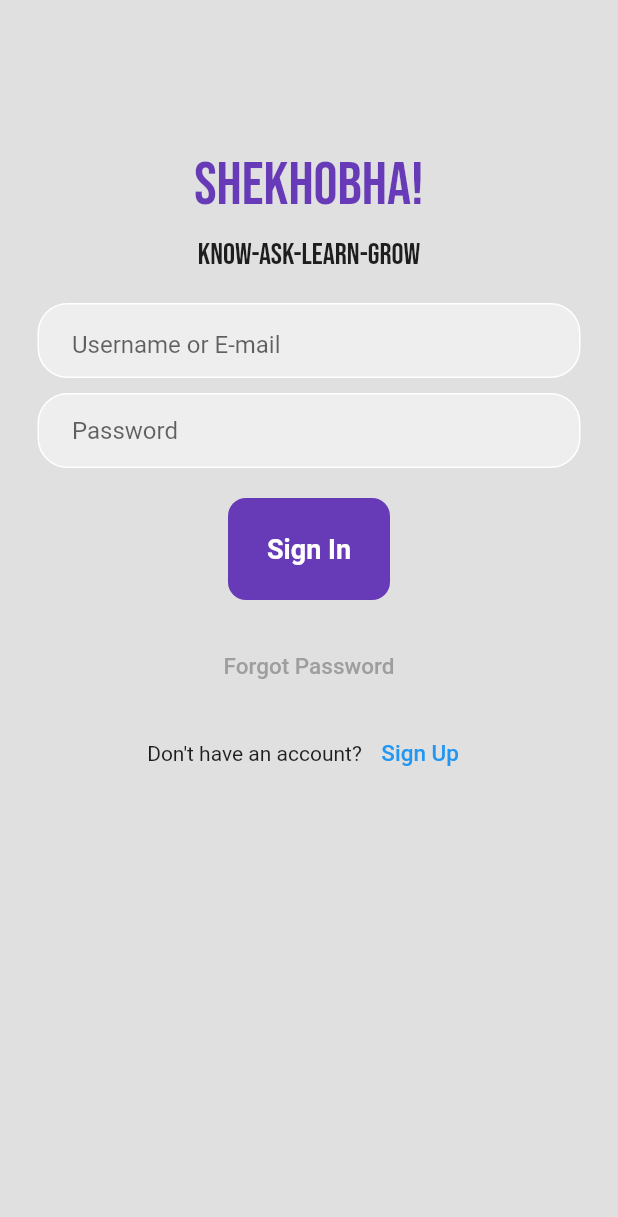
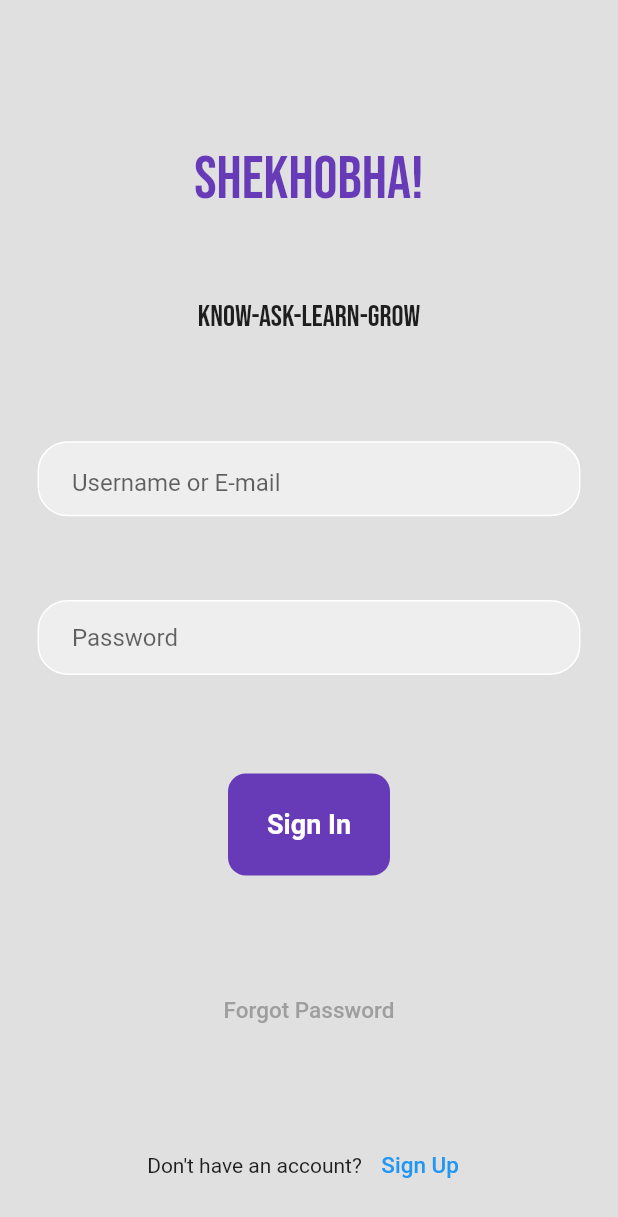
Before and after one commit to takrimchy/Educational-Application-ShekhoBhai-, a Flutter app: the screen it shows after launch, on a phone screen of 412 x 824 dp. Shown: the top 1217 px of the screen. Run offline on Flutter 3.47's test engine with Material 2 defaults, Android fonts, the phone set to English and light mode, and no system bars; our stand-ins replace google_fonts.

```diff
--- a/developer_side/lib/logIn.dart
+++ b/developer_side/lib/logIn.dart
@@ -17,9 +17,10 @@ class _lonInState extends State<lonIn> {
         body: SafeArea(
             child: Center(
            child: Column(
+             mainAxisAlignment: MainAxisAlignment.spaceEvenly,
              children:
             [
-              const SizedBox(height: 100,),
+              const SizedBox(height: 50,),
                Text(
                 'ShekhoBha!', style:
               GoogleFonts.bebasNeue(
@@ -36,7 +37,7 @@ class _lonInState extends State<lonIn> {
               ),
               ),
 
-              const SizedBox(height: 20),
+              const SizedBox(height: 25),
 
 
               //------------------- email text field-------------------
--- /dev/null
+++ b/developer_side/lib/signIn.dart
@@ -0,0 +1 @@
+import 'package:flutter/material.dart';
--- a/developer_side/pubspec.yaml
+++ b/developer_side/pubspec.yaml
@@ -58,9 +58,9 @@ flutter:
   uses-material-design: true
 
   # To add assets to your application, add an assets section, like this:
-  # assets:
-  #   - images/a_dot_burr.jpeg
-  #   - images/a_dot_ham.jpeg
+  assets:
+     - assets/welcomeimage.jpg
+
 
   # An image asset can refer to one or more resolution-specific "variants", see
   # https://flutter.dev/assets-and-images/#resolution-aware
```
Also changed, not shown: developer_side/lib/main.dart (+6 -2 lines), developer_side/lib/welcomePage.dart (added, +30 -0 lines), developer_side/assets/welcomeimage.jpg (added).
